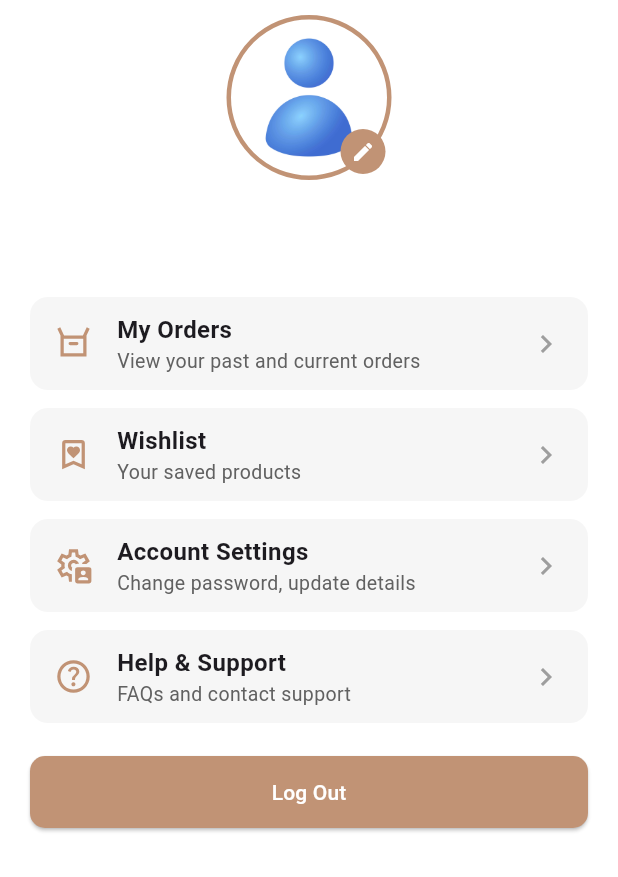
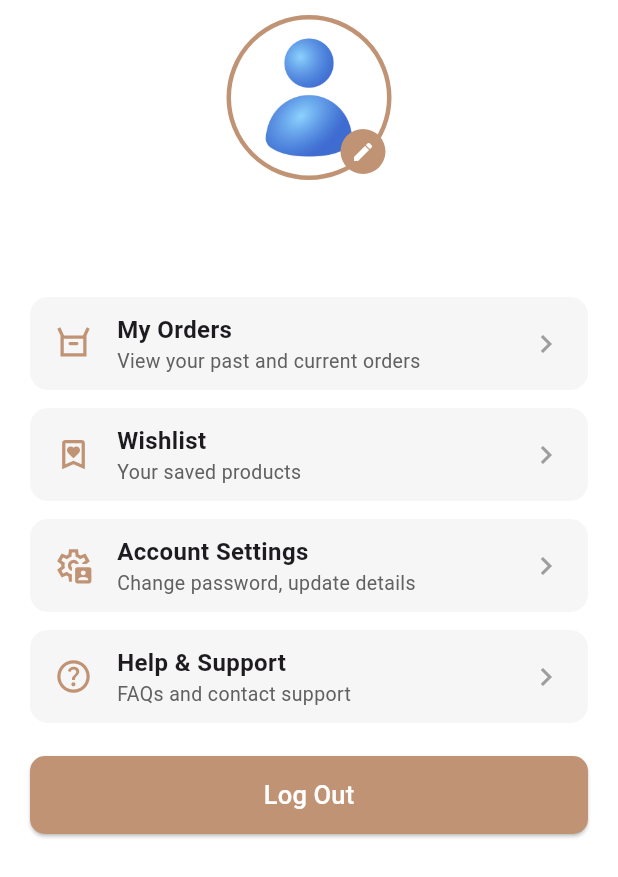
Before and after one commit to uvays007/fashionApp_Provider, a Flutter app: the Profile screen opened directly, on a phone screen of 412 x 824 dp. Shown: the top 877 px of the screen. Run offline on Flutter 3.47's test engine with Material 3 defaults, Android fonts, the phone set to English and light mode, and no system bars; our stand-ins replace carousel_slider, cloud_firestore, firebase_auth, firebase_core, flutter_screenutil, flutter_svg and 1 more; accounts and stored records are empty.

Commit message:
profile_2

```diff
--- a/lib/main.dart
+++ b/lib/main.dart
@@ -55,7 +55,7 @@
       ),
       initialRoute: '/',
       routes: {
-        '/': (context) => const Onboarding(),
+        '/': (context) => const Nav(),
         '/login': (context) => const Login(),
         '/home': (context) => const Nav(),
         '/wishlist': (context) => const WishlistPage(),
--- a/lib/screens/nav_screen/profile.dart
+++ b/lib/screens/nav_screen/profile.dart
@@ -55,7 +55,6 @@
           children: [
             const SizedBox(height: 10),
 
-            /// PROFILE IMAGE
             Center(
               child: Stack(
                 children: [
@@ -97,7 +96,6 @@
 
             const SizedBox(height: 12),
 
-            /// USER DATA
             FutureBuilder<Map<String, dynamic>>(
               future: getname(),
               builder: (context, snapshot) {
@@ -128,7 +126,6 @@
               },
             ),
 
-            /// ANIMATED OPTIONS
             buildAnimatedItem(
               index: 0,
               child: _buildProfileOption(
@@ -185,7 +182,6 @@
 
             const SizedBox(height: 10),
 
-            /// LOGOUT BUTTON
             SizedBox(
               width: double.infinity,
               child: ElevatedButton(
@@ -204,7 +200,7 @@
                 },
                 child: const Text(
                   "Log Out",
-                  style: TextStyle(color: Colors.white),
+                  style: TextStyle(color: Colors.white, fontSize: 17),
                 ),
               ),
             ),
@@ -214,13 +210,11 @@
     );
   }
 
-  /// 🔥 ANIMATION WRAPPER
   Widget buildAnimatedItem({required int index, required Widget child}) {
     return AnimatedOpacity(
       duration: const Duration(milliseconds: 800),
       opacity: showItems[index] ? 1 : 0,
       child: AnimatedSlide(
-        curve: Curves.elasticOut,
         duration: const Duration(milliseconds: 800),
         offset: showItems[index] ? Offset(0, 0) : Offset(1, 0),
         child: child,
@@ -228,7 +222,6 @@
     );
   }
 
-  /// ORIGINAL TILE
   Widget _buildProfileOption({
     required String icon,
     required String title,
```
